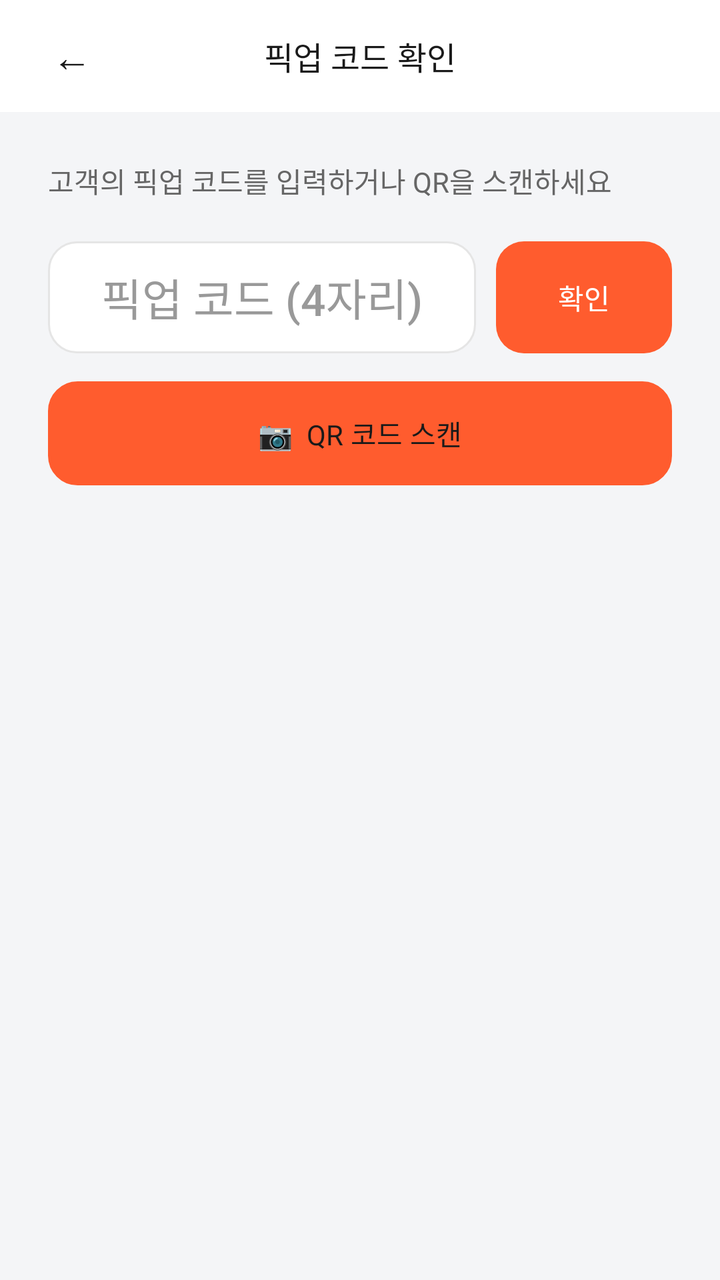
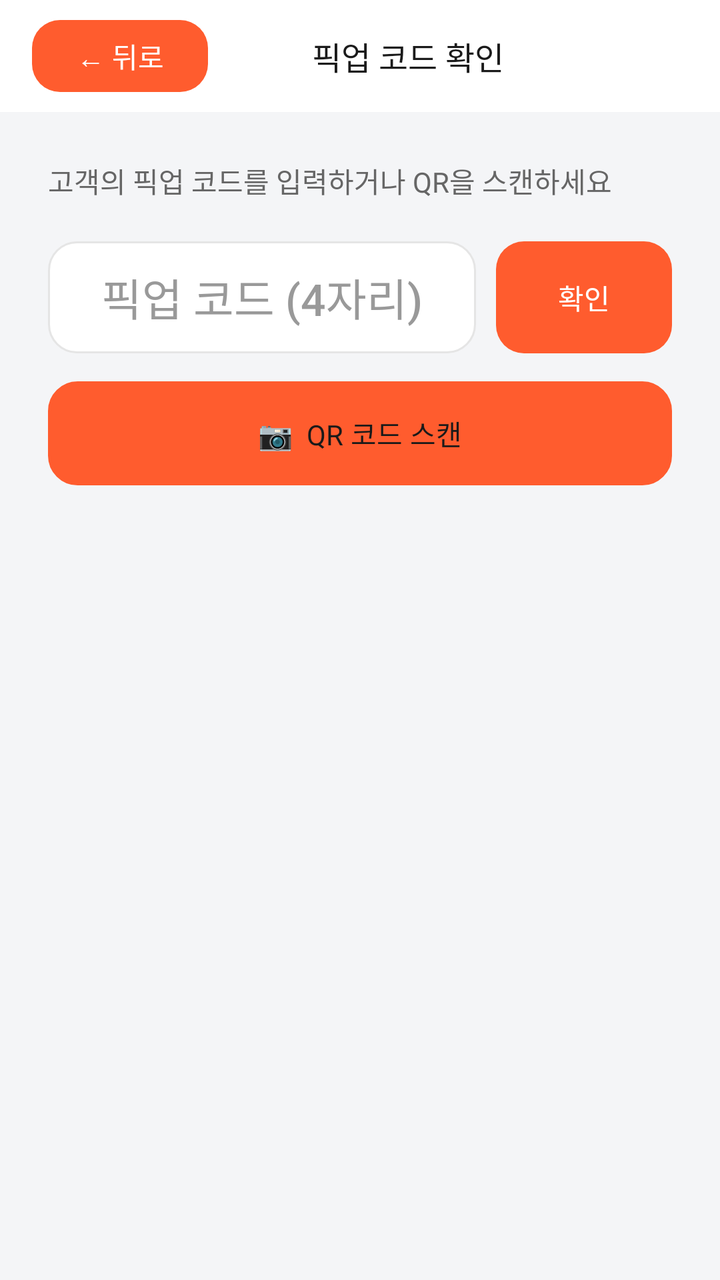

Compare the two renders of this Android layout. The source of the first and the diff that turns it into the second are given below.
<!-- AndroidManifest.xml: application theme Theme.Deuktemsiru_seller -->
<!-- res/layout/activity_pickup_verify.xml -->
<?xml version="1.0" encoding="utf-8"?>

<LinearLayout
    xmlns:android="http://schemas.android.com/apk/res/android"
    android:layout_width="match_parent"
    android:layout_height="match_parent"
    android:orientation="vertical"
    android:background="@color/surface">

    
    <LinearLayout
        android:layout_width="match_parent"
        android:layout_height="56dp"
        android:orientation="horizontal"
        android:gravity="center_vertical"
        android:paddingHorizontal="16dp"
        android:background="@color/white">

        <TextView
            android:id="@+id/btn_back"
            android:layout_width="40dp"
            android:layout_height="40dp"
            android:gravity="center"
            android:text="←"
            android:textSize="20sp"
            android:textColor="@color/text"
            android:clickable="true"
            android:focusable="true" />

        <TextView
            android:layout_width="0dp"
            android:layout_height="wrap_content"
            android:layout_weight="1"
            android:gravity="center"
            android:text="픽업 코드 확인"
            android:textSize="16sp"
            android:textColor="@color/text"
            android:fontFamily="sans-serif-medium" />

        <View
            android:layout_width="40dp"
            android:layout_height="40dp" />

    </LinearLayout>

    
    <LinearLayout
        android:layout_width="match_parent"
        android:layout_height="wrap_content"
        android:orientation="vertical"
        android:padding="24dp">

        <TextView
            android:layout_width="wrap_content"
            android:layout_height="wrap_content"
            android:text="고객의 픽업 코드를 입력하거나 QR을 스캔하세요"
            android:textSize="14sp"
            android:textColor="@color/text_sub"
            android:layout_marginBottom="20dp" />

        
        <LinearLayout
            android:layout_width="match_parent"
            android:layout_height="wrap_content"
            android:orientation="horizontal"
            android:gravity="center_vertical">

            <EditText
                android:id="@+id/et_pickup_code"
                android:layout_width="0dp"
                android:layout_height="56dp"
                android:layout_weight="1"
                android:background="@drawable/bg_card_white"
                android:hint="픽업 코드 (4자리)"
                android:inputType="number"
                android:maxLength="4"
                android:paddingHorizontal="16dp"
                android:singleLine="true"
                android:textColor="@color/text"
                android:textColorHint="@color/text_muted"
                android:textSize="22sp"
                android:fontFamily="sans-serif-medium"
                android:gravity="center" />

            <Button
                android:id="@+id/btn_verify"
                android:layout_width="wrap_content"
                android:layout_height="56dp"
                android:layout_marginStart="10dp"
                android:background="@drawable/bg_button_primary"
                android:insetTop="0dp"
                android:insetBottom="0dp"
                android:stateListAnimator="@null"
                android:text="확인"
                android:textColor="@color/white"
                android:textSize="14sp" />

        </LinearLayout>

        <Button
            android:id="@+id/btn_scan_qr"
            android:layout_width="match_parent"
            android:layout_height="52dp"
            android:layout_marginTop="14dp"
            android:background="@drawable/bg_button_outline"
            android:insetTop="0dp"
            android:insetBottom="0dp"
            android:stateListAnimator="@null"
            android:text="📷  QR 코드 스캔"
            android:textColor="@color/text"
            android:textSize="14sp" />

        
        <LinearLayout
            android:id="@+id/card_result"
            android:layout_width="match_parent"
            android:layout_height="wrap_content"
            android:orientation="vertical"
            android:background="@drawable/bg_card_white"
            android:padding="16dp"
            android:layout_marginTop="20dp"
            android:visibility="gone">

            <TextView
                android:id="@+id/tv_result_title"
                android:layout_width="wrap_content"
                android:layout_height="wrap_content"
                android:text="주문 확인됨"
                android:textSize="15sp"
                android:textColor="@color/text"
                android:fontFamily="sans-serif-medium"
                android:layout_marginBottom="6dp" />

            <TextView
                android:id="@+id/tv_result_customer_name"
                android:layout_width="wrap_content"
                android:layout_height="wrap_content"
                android:textSize="13sp"
                android:textColor="@color/text_sub"
                android:layout_marginBottom="6dp" />

            <TextView
                android:id="@+id/tv_result_order_number"
                android:layout_width="wrap_content"
                android:layout_height="wrap_content"
                android:textSize="13sp"
                android:textColor="@color/text_sub" />

            <TextView
                android:id="@+id/tv_result_items"
                android:layout_width="wrap_content"
                android:layout_height="wrap_content"
                android:layout_marginTop="4dp"
                android:textSize="13sp"
                android:textColor="@color/text_sub" />

            <TextView
                android:id="@+id/tv_result_amount"
                android:layout_width="wrap_content"
                android:layout_height="wrap_content"
                android:layout_marginTop="4dp"
                android:textSize="14sp"
                android:textColor="@color/text"
                android:fontFamily="sans-serif-medium" />

            <Button
                android:id="@+id/btn_complete"
                android:layout_width="match_parent"
                android:layout_height="48dp"
                android:layout_marginTop="14dp"
                android:background="@drawable/bg_button_primary"
                android:insetTop="0dp"
                android:insetBottom="0dp"
                android:stateListAnimator="@null"
                android:text="픽업 완료 처리"
                android:textColor="@color/white"
                android:textSize="14sp"
                android:fontFamily="sans-serif-medium" />

        </LinearLayout>

    </LinearLayout>

</LinearLayout>
<!-- resources referenced by this layout -->
<resources>
  <color name="surface">#FFF4F5F7</color>
  <color name="text">#FF1A1A1A</color>
  <color name="text_muted">#FF999999</color>
  <color name="text_sub">#FF666666</color>
  <color name="white">#FFFFFFFF</color>
  <!-- drawable bg_button_outline (drawable) -->
  <?xml version="1.0" encoding="utf-8"?>
  
  <shape xmlns:android="http://schemas.android.com/apk/res/android"
      android:shape="rectangle">
      <solid android:color="#FFFFFF" />
      <stroke android:width="1.5dp" android:color="#E5E5E5" />
      <corners android:radius="14dp" />
  </shape>
  <!-- drawable bg_button_primary (drawable) -->
  <?xml version="1.0" encoding="utf-8"?>
  
  <shape xmlns:android="http://schemas.android.com/apk/res/android"
      android:shape="rectangle">
      <solid android:color="#FF5C2E" />
      <corners android:radius="14dp" />
  </shape>
  <!-- drawable bg_card_white (drawable) -->
  <?xml version="1.0" encoding="utf-8"?>
  
  <shape xmlns:android="http://schemas.android.com/apk/res/android"
      android:shape="rectangle">
      <solid android:color="#FFFFFF" />
      <stroke android:width="1dp" android:color="#E5E5E5" />
      <corners android:radius="14dp" />
  </shape>
  <style name="Theme.Deuktemsiru_seller" parent="Base.Theme.Deuktemsiru_seller" />
  <style name="Base.Theme.Deuktemsiru_seller" parent="Theme.Material3.Light.NoActionBar">
          <item name="colorPrimary">@color/primary</item>
          <item name="colorPrimaryVariant">@color/primary_dark</item>
          <item name="colorOnPrimary">@color/white</item>
          <item name="colorSurface">@color/surface</item>
          <item name="android:colorBackground">@color/surface</item>
          <item name="android:fontFamily">sans-serif</item>
          <item name="bottomNavigationStyle">@style/Widget.App.BottomNav</item>
      </style>
  <color name="primary">#FFFF5C2E</color>
  <color name="primary_dark">#FF6B2B12</color>
  <style name="Widget.App.BottomNav" parent="Widget.Material3.BottomNavigationView">
          <item name="itemIconTint">@color/bottom_nav_color</item>
          <item name="itemTextColor">@color/bottom_nav_color</item>
          <item name="itemActiveIndicatorStyle">@style/Widget.App.ActiveIndicator</item>
      </style>
  <style name="Widget.App.ActiveIndicator" parent="Widget.Material3.BottomNavigationView.ActiveIndicator">
          <item name="android:color">@color/primary_light</item>
      </style>
  <color name="primary_light">#FFFFEDE5</color>
</resources>

<!-- the commit's change to res/layout/activity_pickup_verify.xml (unified diff, before → after) -->
@@ -1,184 +1,286 @@
 <?xml version="1.0" encoding="utf-8"?>
-
-<LinearLayout
+<ScrollView
     xmlns:android="http://schemas.android.com/apk/res/android"
     android:layout_width="match_parent"
     android:layout_height="match_parent"
-    android:orientation="vertical"
-    android:background="@color/surface">
-
-    
-    <LinearLayout
-        android:layout_width="match_parent"
-        android:layout_height="56dp"
-        android:orientation="horizontal"
-        android:gravity="center_vertical"
-        android:paddingHorizontal="16dp"
-        android:background="@color/white">
-
-        <TextView
-            android:id="@+id/btn_back"
-            android:layout_width="40dp"
-            android:layout_height="40dp"
-            android:gravity="center"
-            android:text="←"
-            android:textSize="20sp"
-            android:textColor="@color/text"
-            android:clickable="true"
-            android:focusable="true" />
-
-        <TextView
-            android:layout_width="0dp"
-            android:layout_height="wrap_content"
-            android:layout_weight="1"
-            android:gravity="center"
-            android:text="픽업 코드 확인"
-            android:textSize="16sp"
-            android:textColor="@color/text"
-            android:fontFamily="sans-serif-medium" />
-
-        <View
-            android:layout_width="40dp"
-            android:layout_height="40dp" />
-
-    </LinearLayout>
-
-    
+    android:background="@color/surface"
+    android:fillViewport="true">
+
     <LinearLayout
         android:layout_width="match_parent"
         android:layout_height="wrap_content"
-        android:orientation="vertical"
-        android:padding="24dp">
-
-        <TextView
-            android:layout_width="wrap_content"
-            android:layout_height="wrap_content"
-            android:text="고객의 픽업 코드를 입력하거나 QR을 스캔하세요"
-            android:textSize="14sp"
-            android:textColor="@color/text_sub"
-            android:layout_marginBottom="20dp" />
+        android:orientation="vertical">
+
+        
+        <LinearLayout
+            android:layout_width="match_parent"
+            android:layout_height="56dp"
+            android:orientation="horizontal"
+            android:gravity="center_vertical"
+            android:paddingHorizontal="16dp"
+            android:background="@color/white">
+
+            <Button
+                android:id="@+id/btn_back"
+                android:layout_width="wrap_content"
+                android:layout_height="36dp"
+                android:text="← 뒤로"
+                android:textSize="14sp"
+                android:textColor="@color/white"
+                android:background="@drawable/bg_button_primary"
+                android:insetTop="0dp"
+                android:insetBottom="0dp"
+                android:stateListAnimator="@null"
+                android:paddingHorizontal="12dp" />
+
+            <TextView
+                android:layout_width="0dp"
+                android:layout_height="wrap_content"
+                android:layout_weight="1"
+                android:gravity="center"
+                android:text="픽업 코드 확인"
+                android:textSize="16sp"
+                android:textColor="@color/text"
+                android:fontFamily="sans-serif-medium" />
+
+            <View
+                android:layout_width="40dp"
+                android:layout_height="40dp" />
+
+        </LinearLayout>
 
         
         <LinearLayout
             android:layout_width="match_parent"
             android:layout_height="wrap_content"
-            android:orientation="horizontal"
-            android:gravity="center_vertical">
-
-            <EditText
-                android:id="@+id/et_pickup_code"
-                android:layout_width="0dp"
-                android:layout_height="56dp"
-                android:layout_weight="1"
-                android:background="@drawable/bg_card_white"
-                android:hint="픽업 코드 (4자리)"
-                android:inputType="number"
-                android:maxLength="4"
-                android:paddingHorizontal="16dp"
-                android:singleLine="true"
-                android:textColor="@color/text"
-                android:textColorHint="@color/text_muted"
-                android:textSize="22sp"
-                android:fontFamily="sans-serif-medium"
-                android:gravity="center" />
+            android:orientation="vertical"
+            android:padding="24dp">
+
+            <TextView
+                android:layout_width="wrap_content"
+                android:layout_height="wrap_content"
+                android:text="고객의 픽업 코드를 입력하거나 QR을 스캔하세요"
+                android:textSize="14sp"
+                android:textColor="@color/text_sub"
+                android:layout_marginBottom="20dp" />
+
+            
+            <LinearLayout
+                android:layout_width="match_parent"
+                android:layout_height="wrap_content"
+                android:orientation="horizontal"
+                android:gravity="center_vertical">
+
+                <EditText
+                    android:id="@+id/et_pickup_code"
+                    android:layout_width="0dp"
+                    android:layout_height="56dp"
+                    android:layout_weight="1"
+                    android:background="@drawable/bg_card_white"
+                    android:hint="픽업 코드 (4자리)"
+                    android:inputType="number"
+                    android:maxLength="4"
+                    android:paddingHorizontal="16dp"
+                    android:singleLine="true"
+                    android:textColor="@color/text"
+                    android:textColorHint="@color/text_muted"
+                    android:textSize="22sp"
+                    android:fontFamily="sans-serif-medium"
+                    android:gravity="center" />
+
+                <Button
+                    android:id="@+id/btn_verify"
+                    android:layout_width="wrap_content"
+                    android:layout_height="56dp"
+                    android:layout_marginStart="10dp"
+                    android:background="@drawable/bg_button_primary"
+                    android:insetTop="0dp"
+                    android:insetBottom="0dp"
+                    android:stateListAnimator="@null"
+                    android:text="확인"
+                    android:textColor="#FFFFFF"
+                    android:textSize="14sp" />
+
+            </LinearLayout>
 
             <Button
-                android:id="@+id/btn_verify"
-                android:layout_width="wrap_content"
-                android:layout_height="56dp"
-                android:layout_marginStart="10dp"
-                android:background="@drawable/bg_button_primary"
+                android:id="@+id/btn_scan_qr"
+                android:layout_width="match_parent"
+                android:layout_height="52dp"
+                android:layout_marginTop="14dp"
+                android:background="@drawable/bg_button_outline"
                 android:insetTop="0dp"
                 android:insetBottom="0dp"
                 android:stateListAnimator="@null"
-                android:text="확인"
-                android:textColor="@color/white"
+                android:text="📷  QR 코드 스캔"
+                android:textColor="@color/text"
                 android:textSize="14sp" />
 
+            
+            <TextView
+                android:id="@+id/tv_verify_status"
+                android:layout_width="match_parent"
+                android:layout_height="wrap_content"
+                android:layout_marginTop="16dp"
+                android:textSize="15sp"
+                android:fontFamily="sans-serif-medium"
+                android:gravity="center"
+                android:visibility="gone" />
+
+            
+            <LinearLayout
+                android:id="@+id/card_result"
+                android:layout_width="match_parent"
+                android:layout_height="wrap_content"
+                android:orientation="vertical"
+                android:background="@drawable/bg_card_white"
+                android:padding="16dp"
+                android:layout_marginTop="16dp"
+                android:visibility="gone">
+
+                <TextView
+                    android:id="@+id/tv_result_title"
+                    android:layout_width="wrap_content"
+                    android:layout_height="wrap_content"
+                    android:text="주문 확인됨"
+                    android:textSize="15sp"
+                    android:textColor="@color/text"
+                    android:fontFamily="sans-serif-medium"
+                    android:layout_marginBottom="6dp" />
+
+                <TextView
+                    android:id="@+id/tv_result_customer_name"
+                    android:layout_width="wrap_content"
+                    android:layout_height="wrap_content"
+                    android:textSize="13sp"
+                    android:textColor="@color/text_sub"
+                    android:layout_marginBottom="6dp" />
+
+                <TextView
+                    android:id="@+id/tv_result_order_number"
+                    android:layout_width="wrap_content"
+                    android:layout_height="wrap_content"
+                    android:textSize="13sp"
+                    android:textColor="@color/text_sub" />
+
+                <TextView
+                    android:id="@+id/tv_result_items"
+                    android:layout_width="wrap_content"
+                    android:layout_height="wrap_content"
+                    android:layout_marginTop="4dp"
+                    android:textSize="13sp"
+                    android:textColor="@color/text_sub" />
+
+                <TextView
+                    android:id="@+id/tv_result_amount"
+                    android:layout_width="wrap_content"
+                    android:layout_height="wrap_content"
+                    android:layout_marginTop="4dp"
+                    android:textSize="14sp"
+                    android:textColor="@color/text"
+                    android:fontFamily="sans-serif-medium" />
+
+                <Button
+                    android:id="@+id/btn_complete"
+                    android:layout_width="match_parent"
+                    android:layout_height="48dp"
+                    android:layout_marginTop="14dp"
+                    android:background="@drawable/bg_button_primary"
+                    android:insetTop="0dp"
+                    android:insetBottom="0dp"
+                    android:stateListAnimator="@null"
+                    android:text="픽업 완료 처리"
+                    android:textColor="#FFFFFF"
+                    android:textSize="14sp"
+                    android:fontFamily="sans-serif-medium" />
+
+            </LinearLayout>
+
+            
+            <LinearLayout
+                android:id="@+id/card_completed"
+                android:layout_width="match_parent"
+                android:layout_height="wrap_content"
+                android:orientation="vertical"
+                android:background="@drawable/bg_card_white"
+                android:padding="16dp"
+                android:layout_marginTop="16dp"
+                android:clickable="true"
+                android:focusable="true"
+                android:visibility="gone">
+
+                <TextView
+                    android:layout_width="wrap_content"
+                    android:layout_height="wrap_content"
+                    android:text="🎉 픽업 완료!"
+                    android:textSize="15sp"
+                    android:textColor="#2E7D32"
+                    android:fontFamily="sans-serif-medium"
+                    android:layout_marginBottom="12dp" />
+
+                <LinearLayout
+                    android:layout_width="match_parent"
+                    android:layout_height="wrap_content"
+                    android:orientation="horizontal"
+                    android:gravity="center_vertical">
+
+                    <TextView
+                        android:id="@+id/tv_completed_emoji"
+                        android:layout_width="44dp"
+                        android:layout_height="44dp"
+                        android:gravity="center"
+                        android:textSize="26sp"
+                        android:background="@drawable/bg_rounded_muted"
+                        android:layout_marginEnd="12dp" />
+
+                    <LinearLayout
+                        android:layout_width="0dp"
+                        android:layout_height="wrap_content"
+                        android:layout_weight="1"
+                        android:orientation="vertical">
+
+                        <TextView
+                            android:id="@+id/tv_completed_name"
+                            android:layout_width="wrap_content"
+                            android:layout_height="wrap_content"
+                            android:textSize="14sp"
+                            android:textColor="@color/text"
+                            android:fontFamily="sans-serif-medium" />
+
+                        <TextView
+                            android:id="@+id/tv_completed_status"
+                            android:layout_width="wrap_content"
+                            android:layout_height="wrap_content"
+                            android:text="픽업 완료"
+                            android:textSize="12sp"
+                            android:textColor="#2E7D32"
+                            android:layout_marginTop="2dp" />
+
+                    </LinearLayout>
+
+                    <TextView
+                        android:id="@+id/tv_completed_amount"
+                        android:layout_width="wrap_content"
+                        android:layout_height="wrap_content"
+                        android:textSize="14sp"
+                        android:textColor="@color/text"
+                        android:fontFamily="sans-serif-medium" />
+
+                </LinearLayout>
+
+                <TextView
+                    android:layout_width="match_parent"
+                    android:layout_height="wrap_content"
+                    android:layout_marginTop="12dp"
+                    android:text="탭하여 상품 관리로 이동 →"
+                    android:textSize="12sp"
+                    android:textColor="@color/text_muted"
+                    android:gravity="end" />
+
+            </LinearLayout>
+
         </LinearLayout>
 
-        <Button
-            android:id="@+id/btn_scan_qr"
-            android:layout_width="match_parent"
-            android:layout_height="52dp"
-            android:layout_marginTop="14dp"
-            android:background="@drawable/bg_button_outline"
-            android:insetTop="0dp"
-            android:insetBottom="0dp"
-            android:stateListAnimator="@null"
-            android:text="📷  QR 코드 스캔"
-            android:textColor="@color/text"
-            android:textSize="14sp" />
-
-        
-        <LinearLayout
-            android:id="@+id/card_result"
-            android:layout_width="match_parent"
-            android:layout_height="wrap_content"
-            android:orientation="vertical"
-            android:background="@drawable/bg_card_white"
-            android:padding="16dp"
-            android:layout_marginTop="20dp"
-            android:visibility="gone">
-
-            <TextView
-                android:id="@+id/tv_result_title"
-                android:layout_width="wrap_content"
-                android:layout_height="wrap_content"
-                android:text="주문 확인됨"
-                android:textSize="15sp"
-                android:textColor="@color/text"
-                android:fontFamily="sans-serif-medium"
-                android:layout_marginBottom="6dp" />
-
-            <TextView
-                android:id="@+id/tv_result_customer_name"
-                android:layout_width="wrap_content"
-                android:layout_height="wrap_content"
-                android:textSize="13sp"
-                android:textColor="@color/text_sub"
-                android:layout_marginBottom="6dp" />
-
-            <TextView
-                android:id="@+id/tv_result_order_number"
-                android:layout_width="wrap_content"
-                android:layout_height="wrap_content"
-                android:textSize="13sp"
-                android:textColor="@color/text_sub" />
-
-            <TextView
-                android:id="@+id/tv_result_items"
-                android:layout_width="wrap_content"
-                android:layout_height="wrap_content"
-                android:layout_marginTop="4dp"
-                android:textSize="13sp"
-                android:textColor="@color/text_sub" />
-
-            <TextView
-                android:id="@+id/tv_result_amount"
-                android:layout_width="wrap_content"
-                android:layout_height="wrap_content"
-                android:layout_marginTop="4dp"
-                android:textSize="14sp"
-                android:textColor="@color/text"
-                android:fontFamily="sans-serif-medium" />
-
-            <Button
-                android:id="@+id/btn_complete"
-                android:layout_width="match_parent"
-                android:layout_height="48dp"
-                android:layout_marginTop="14dp"
-                android:background="@drawable/bg_button_primary"
-                android:insetTop="0dp"
-                android:insetBottom="0dp"
-                android:stateListAnimator="@null"
-                android:text="픽업 완료 처리"
-                android:textColor="@color/white"
-                android:textSize="14sp"
-                android:fontFamily="sans-serif-medium" />
-
-        </LinearLayout>
-
     </LinearLayout>
 
-</LinearLayout>
+</ScrollView>
<!-- resource entries referenced after the edit -->
@@ -31,6 +31,14 @@
       <stroke android:width="1dp" android:color="#E5E5E5" />
       <corners android:radius="14dp" />
   </shape>
+  <!-- drawable bg_rounded_muted (drawable) -->
+  <?xml version="1.0" encoding="utf-8"?>
+  
+  <shape xmlns:android="http://schemas.android.com/apk/res/android"
+      android:shape="rectangle">
+      <solid android:color="#F0F0F0" />
+      <corners android:radius="8dp" />
+  </shape>
   <style name="Theme.Deuktemsiru_seller" parent="Base.Theme.Deuktemsiru_seller" />
   <style name="Base.Theme.Deuktemsiru_seller" parent="Theme.Material3.Light.NoActionBar">
           <item name="colorPrimary">@color/primary</item>
